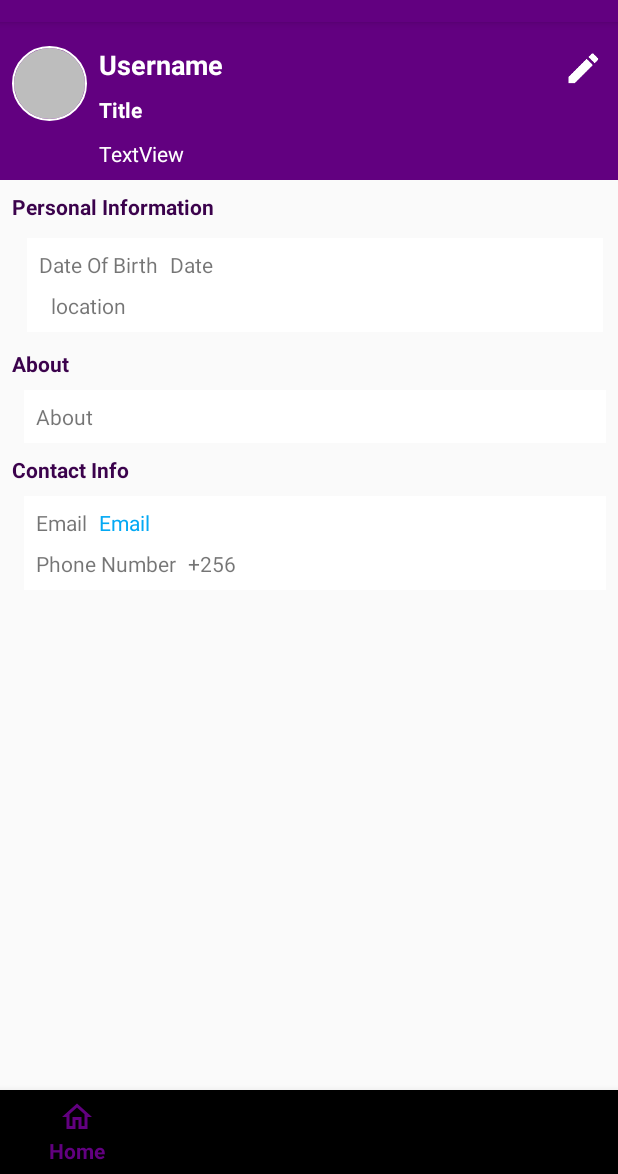
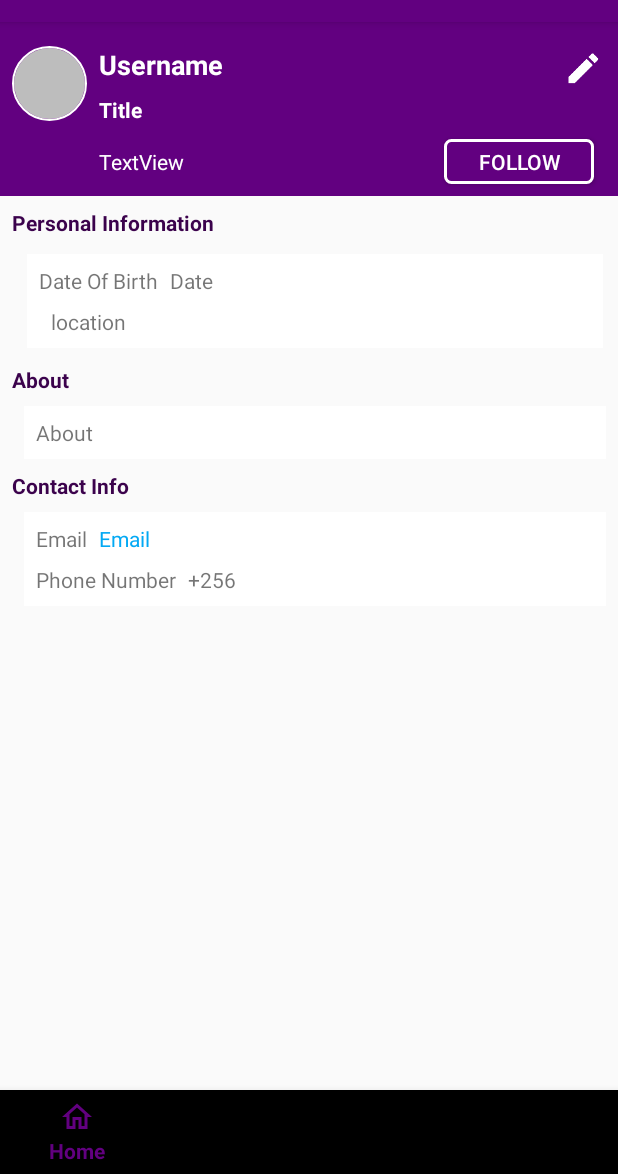
Before and after one commit to Mubangizi/Farmers-Net, an Android app: the fragment AccountFragment placed in its activity, on a phone screen of 412 x 824 dp, the part 62-1236 px from its top. Run offline under Robolectric (Android 15) with nearby library versions, the light colour scheme and no system bars; our stand-ins replace CircleImageView, Firebase (no records; nobody signed in at launch, a user with empty details on screens opened directly); libraries missing offline, so code that uses them is left out: com.firebase.ui.

```diff
--- a/app/src/main/java/com/example/farmersnet/post/PostRecyclerAdapter.java
+++ b/app/src/main/java/com/example/farmersnet/post/PostRecyclerAdapter.java
@@ -91,9 +91,9 @@ public class PostRecyclerAdapter extends RecyclerView.Adapter<PostRecyclerAdapte
             }
         });
 
+
         //instantiate likes
         final Likes likes = new Likes(collectionReference, currentUserId, context);
-
         //ADD A LIKE
         postViewHolder.postLikeBtn.setOnClickListener(new View.OnClickListener() {
             @Override
@@ -101,10 +101,8 @@ public class PostRecyclerAdapter extends RecyclerView.Adapter<PostRecyclerAdapte
                 likes.addALike();
             }
         });
-
         //GET LIKES
         likes.getLikes(postViewHolder.postLikeBtn);
-
         //GET LIKES COUNT
         likes.getLikesCount(postViewHolder.postlikeTextView);
 
@@ -163,7 +161,7 @@ public class PostRecyclerAdapter extends RecyclerView.Adapter<PostRecyclerAdapte
                 String timeplace = MyTimeUtil.telltime(milliseconds);
                 dateTextView.setText(timeplace);
             }else {
-                dateTextView.setText(null);
+                dateTextView.setText("Just now");
             }
 
         }
--- a/app/src/main/res/drawable-ldpi/buttonborder.xml
+++ b/app/src/main/res/drawable-ldpi/buttonborder.xml
@@ -1,8 +1,8 @@
 <?xml version="1.0" encoding="utf-8"?>
 <shape xmlns:android="http://schemas.android.com/apk/res/android" android:shape="rectangle">
     <corners android:radius="4dp"/>
-    <solid android:color="@color/colorWhite"/>
+    <solid android:color="@color/colorPrimary"/>
     <stroke
         android:width="2dp"
-        android:color="@color/colorPrimary"/>
+        android:color="@color/colorWhite"/>
 </shape>
--- a/app/src/main/res/layout/activity_register.xml
+++ b/app/src/main/res/layout/activity_register.xml
@@ -261,7 +261,7 @@
         android:layout_marginLeft="20dp"
         android:layout_marginRight="20dp"
         android:layout_marginBottom="8dp"
-        android:background="@drawable/buttonborder"
+        android:background="@drawable/purpleboarder"
         android:focusable="auto"
         android:singleLine="false"
         android:text="@string/register"
--- a/app/src/main/res/layout/fragment_account_layout.xml
+++ b/app/src/main/res/layout/fragment_account_layout.xml
@@ -68,13 +68,28 @@
                 android:layout_height="wrap_content"
                 android:layout_marginStart="8dp"
                 android:layout_marginTop="10dp"
-                android:layout_marginEnd="8dp"
                 android:layout_marginBottom="8dp"
                 android:text="TextView"
                 android:textColor="@color/colorWhite"
                 app:layout_constraintBottom_toBottomOf="parent"
+                app:layout_constraintEnd_toStartOf="@+id/profile_follow_btn"
+                app:layout_constraintStart_toEndOf="@+id/profile_userimageView"
+                app:layout_constraintTop_toBottomOf="@+id/profile_about_textView" />
+
+            <Button
+                android:id="@+id/profile_follow_btn"
+                android:layout_width="100dp"
+                android:layout_height="30dp"
+                android:layout_marginStart="8dp"
+                android:layout_marginTop="10dp"
+                android:layout_marginEnd="16dp"
+                android:layout_marginBottom="8dp"
+                android:text="Follow"
+                android:background="@drawable/buttonborder"
+                android:textColor="@color/colorWhite"
+                app:layout_constraintBottom_toBottomOf="parent"
                 app:layout_constraintEnd_toEndOf="parent"
-                app:layout_constraintStart_toEndOf="@+id/profile_userimageView"
+                app:layout_constraintStart_toEndOf="@+id/profile_interest_textView"
                 app:layout_constraintTop_toBottomOf="@+id/profile_about_textView" />
         </androidx.constraintlayout.widget.ConstraintLayout>
     </androidx.cardview.widget.CardView>
--- a/app/src/main/res/layout/fragment_createpost_layout.xml
+++ b/app/src/main/res/layout/fragment_createpost_layout.xml
@@ -123,7 +123,7 @@
                     android:layout_width="0dp"
                     android:layout_height="100dp"
                     android:scaleType="centerCrop"
-                    android:visibility="gone"
+                    android:visibility="visible"
                     app:layout_constraintBottom_toBottomOf="parent"
                     app:layout_constraintEnd_toEndOf="parent"
                     app:layout_constraintStart_toStartOf="parent"
```
Also changed, not shown: app/src/main/java/com/example/farmersnet/RegisterActivity.java (+9 -24 lines), app/src/main/java/com/example/farmersnet/fragments/CreatePostFragment.java (+21 -33 lines), app/src/main/res/layout/single_post_layout.xml (+5 -5 lines), app/src/main/res/mipmap-hdpi/ic_like_icon.png (deleted), app/src/main/res/mipmap-mdpi/ic_like_icon.png (deleted), app/src/main/res/mipmap-xhdpi/ic_like_icon.png (deleted), app/src/main/res/mipmap-xxhdpi/ic_like_icon.png (deleted), app/src/main/res/mipmap-xxxhdpi/ic_like_icon.png (deleted).
